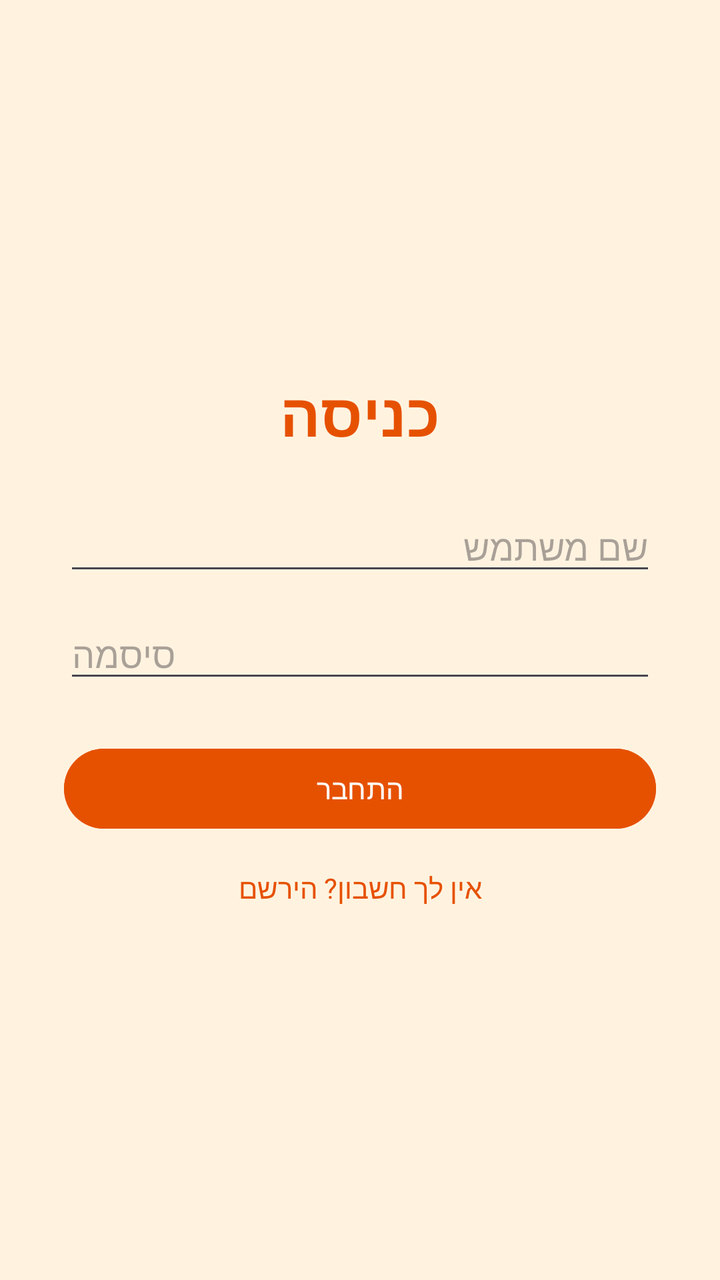
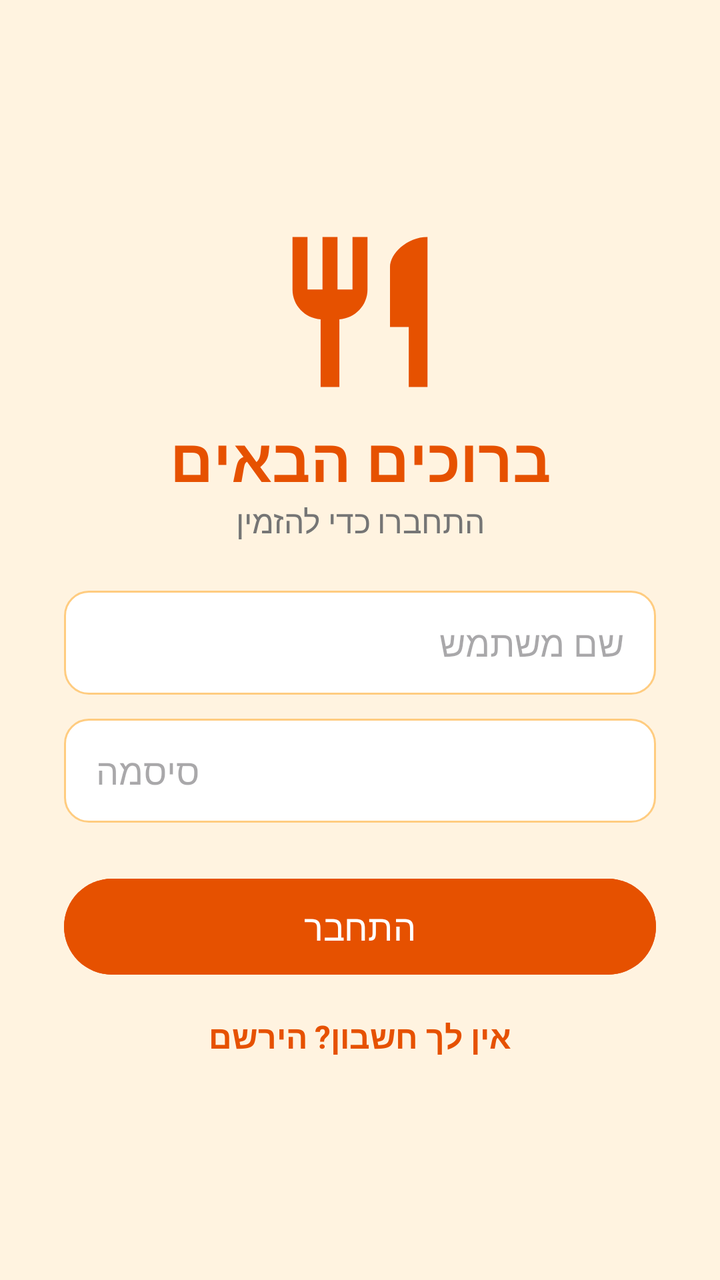

Screens rendered from an Android XML layout before and after an edit, with the pre-edit source and the edit as a unified diff.
<!-- AndroidManifest.xml: application theme Theme.CafeteriaApp -->
<!-- res/layout/activity_sign_in.xml -->
<?xml version="1.0" encoding="utf-8"?>
<LinearLayout xmlns:android="http://schemas.android.com/apk/res/android"
    android:layout_width="match_parent"
    android:layout_height="match_parent"
    android:orientation="vertical"
    android:gravity="center"
    android:padding="32dp"
    android:background="#FFF3E0">

    <TextView
        android:layout_width="wrap_content"
        android:layout_height="wrap_content"
        android:layout_marginBottom="24dp"
        android:text="כניסה"
        android:textSize="30sp"
        android:textStyle="bold"
        android:textColor="#E65100" />

    <EditText
        android:id="@+id/etUsername"
        android:layout_width="match_parent"
        android:layout_height="wrap_content"
        android:hint="שם משתמש"
        android:inputType="text" />

    <EditText
        android:id="@+id/etPassword"
        android:layout_width="match_parent"
        android:layout_height="wrap_content"
        android:layout_marginTop="12dp"
        android:hint="סיסמה"
        android:inputType="textPassword" />

    <Button
        android:id="@+id/btnSignIn"
        android:layout_width="match_parent"
        android:layout_height="wrap_content"
        android:layout_marginTop="24dp"
        android:text="התחבר"
        android:backgroundTint="#E65100" />

    <TextView
        android:id="@+id/tvGoToSignUp"
        android:layout_width="wrap_content"
        android:layout_height="wrap_content"
        android:layout_marginTop="16dp"
        android:text="אין לך חשבון? הירשם"
        android:textColor="#E65100"
        android:clickable="true" />

</LinearLayout>
<!-- resources referenced by this layout -->
<resources>
  <style name="Theme.CafeteriaApp" parent="Base.Theme.CafeteriaApp" />
  <style name="Base.Theme.CafeteriaApp" parent="Theme.Material3.DayNight.NoActionBar">
          
          
      </style>
</resources>

<!-- the commit's change to res/layout/activity_sign_in.xml (unified diff, before → after) -->
@@ -5,39 +5,57 @@
     android:orientation="vertical"
     android:gravity="center"
     android:padding="32dp"
-    android:background="#FFF3E0">
+    android:background="@color/cream">
+
+    <ImageView
+        android:layout_width="90dp"
+        android:layout_height="90dp"
+        android:src="@drawable/logo" />
+
+    <TextView
+        android:layout_width="wrap_content"
+        android:layout_height="wrap_content"
+        android:layout_marginTop="8dp"
+        android:text="ברוכים הבאים"
+        android:textSize="30sp"
+        android:textStyle="bold"
+        android:textColor="@color/orange" />
 
     <TextView
         android:layout_width="wrap_content"
         android:layout_height="wrap_content"
         android:layout_marginBottom="24dp"
-        android:text="כניסה"
-        android:textSize="30sp"
-        android:textStyle="bold"
-        android:textColor="#E65100" />
+        android:text="התחברו כדי להזמין"
+        android:textSize="16sp"
+        android:textColor="@color/gray" />
 
     <EditText
         android:id="@+id/etUsername"
         android:layout_width="match_parent"
-        android:layout_height="wrap_content"
+        android:layout_height="52dp"
+        android:background="@drawable/input_bg"
+        android:paddingHorizontal="16dp"
         android:hint="שם משתמש"
         android:inputType="text" />
 
     <EditText
         android:id="@+id/etPassword"
         android:layout_width="match_parent"
-        android:layout_height="wrap_content"
+        android:layout_height="52dp"
         android:layout_marginTop="12dp"
+        android:background="@drawable/input_bg"
+        android:paddingHorizontal="16dp"
         android:hint="סיסמה"
         android:inputType="textPassword" />
 
     <Button
         android:id="@+id/btnSignIn"
         android:layout_width="match_parent"
-        android:layout_height="wrap_content"
+        android:layout_height="56dp"
         android:layout_marginTop="24dp"
         android:text="התחבר"
-        android:backgroundTint="#E65100" />
+        android:textSize="18sp"
+        android:backgroundTint="@color/orange" />
 
     <TextView
         android:id="@+id/tvGoToSignUp"
@@ -45,7 +63,9 @@
         android:layout_height="wrap_content"
         android:layout_marginTop="16dp"
         android:text="אין לך חשבון? הירשם"
-        android:textColor="#E65100"
+        android:textSize="16sp"
+        android:textStyle="bold"
+        android:textColor="@color/orange"
         android:clickable="true" />
 
 </LinearLayout>
<!-- resource entries referenced after the edit -->
@@ -1,6 +1,31 @@
 <!-- resources referenced by this layout -->
 <resources>
+  <color name="cream">#FFF3E0</color>
+  <color name="gray">#757575</color>
+  <color name="orange">#E65100</color>
+  <!-- drawable input_bg (drawable) -->
+  <?xml version="1.0" encoding="utf-8"?>
+  <shape xmlns:android="http://schemas.android.com/apk/res/android"
+      android:shape="rectangle">
+      <solid android:color="@color/white" />
+      <stroke
+          android:width="1dp"
+          android:color="@color/border" />
+      <corners android:radius="12dp" />
+  </shape>
+  <!-- drawable logo (drawable) -->
+  <vector xmlns:android="http://schemas.android.com/apk/res/android"
+      android:width="24dp"
+      android:height="24dp"
+      android:viewportWidth="24"
+      android:viewportHeight="24">
+      <path
+          android:fillColor="#E65100"
+          android:pathData="M11,9H9V2H7v7H5V2H3v7c0,2.12 1.66,3.84 3.75,3.97V22h2.5v-9.03C11.34,12.84 13,11.12 13,9V2h-2V9zM16,6v8h2.5v8H21V2C18.24,2 16,4.24 16,6z" />
+  </vector>
   <style name="Theme.CafeteriaApp" parent="Base.Theme.CafeteriaApp" />
+  <color name="white">#FFFFFFFF</color>
+  <color name="border">#FFCC80</color>
   <style name="Base.Theme.CafeteriaApp" parent="Theme.Material3.DayNight.NoActionBar">
           
           
